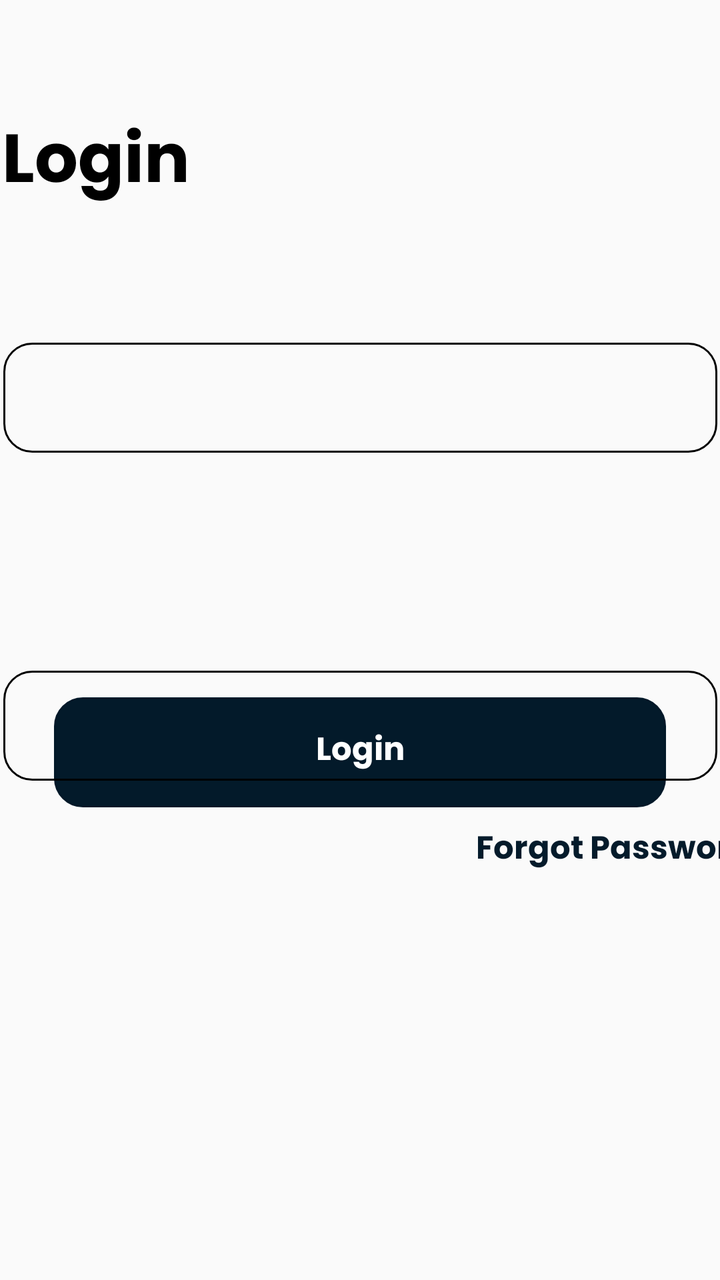
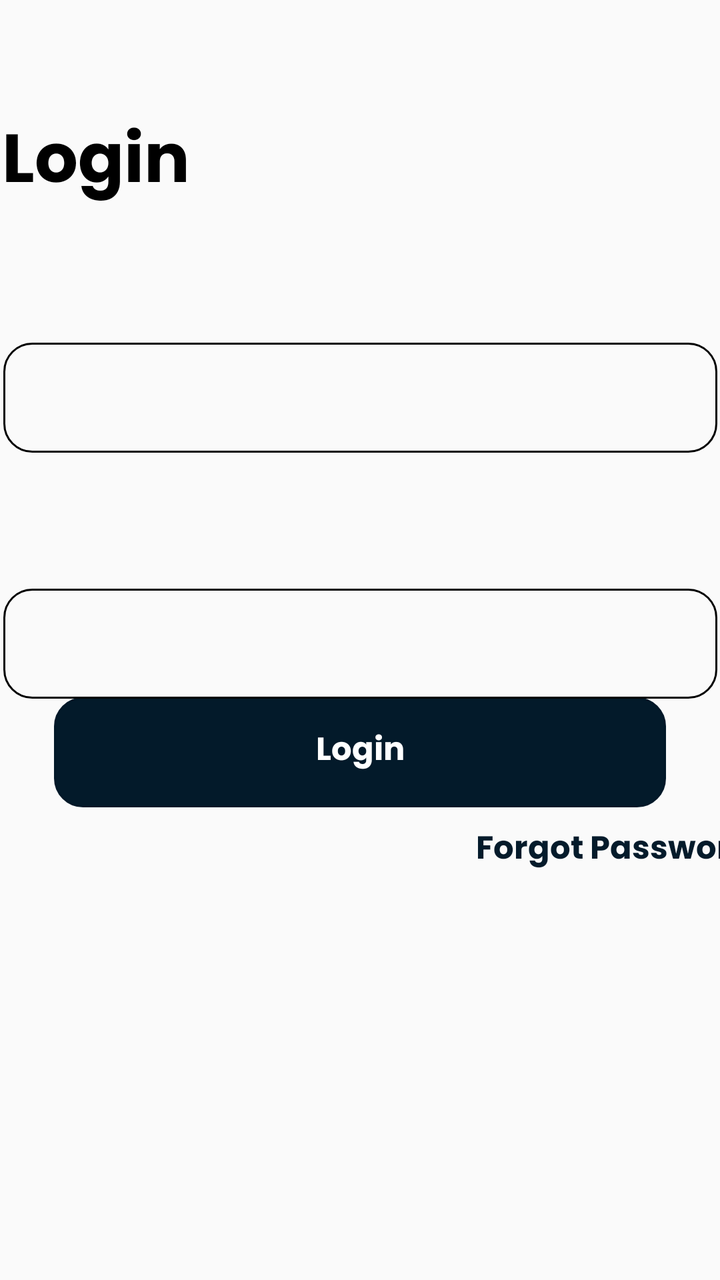

Screens rendered from an Android XML layout before and after an edit, with the pre-edit source and the edit as a unified diff.
<!-- AndroidManifest.xml: application theme Theme.Nearmate -->
<!-- res/layout/activity_login.xml -->
<?xml version="1.0" encoding="utf-8"?>
<androidx.constraintlayout.widget.ConstraintLayout xmlns:android="http://schemas.android.com/apk/res/android"
    xmlns:app="http://schemas.android.com/apk/res-auto"
    xmlns:tools="http://schemas.android.com/tools"
    android:id="@+id/main"
    android:layout_width="match_parent"
    android:layout_height="match_parent"
    tools:context=".features.login.LoginActivity">

    <FrameLayout
        android:id="@+id/loginButtonContainer"
        android:layout_width="0dp"
        android:layout_height="55dp"
        android:layout_marginStart="27dp"
        android:layout_marginEnd="27dp"
        app:layout_constraintBottom_toBottomOf="parent"
        app:layout_constraintEnd_toEndOf="parent"
        app:layout_constraintStart_toStartOf="parent"
        app:layout_constraintTop_toTopOf="parent"
        app:layout_constraintVertical_bias="0.596">

        <Button
            android:id="@+id/loginButton"
            android:layout_width="match_parent"
            android:layout_height="match_parent"
            android:background="@drawable/rounded_corner"
            android:backgroundTint="@color/colorPrimary"
            android:fontFamily="@font/poppins_bold"
            android:text="@string/login"
            android:textColor="@color/white"
            android:textSize="16sp"
            android:textAllCaps="false" />

        <ProgressBar
            android:id="@+id/loginProgressBar"
            style="?android:attr/progressBarStyleSmall"
            android:layout_width="30dp"
            android:layout_height="30dp"
            android:visibility="gone"
            android:indeterminate="true"
            android:layout_gravity="center"
            android:indeterminateTint="@color/white"
            android:indeterminateTintMode="src_in" />

    </FrameLayout>

    <TextView
        android:layout_width="wrap_content"
        android:layout_height="wrap_content"
        android:layout_marginStart="238dp"
        android:layout_marginEnd="27dp"
        android:id="@+id/loginForgotPasswordRedirectTV"
        android:fontFamily="@font/poppins_bold"
        android:text="@string/forgot_password"
        android:textColor="@color/colorPrimary"
        android:textSize="16sp"
        app:layout_constraintBottom_toBottomOf="parent"
        app:layout_constraintEnd_toEndOf="parent"
        app:layout_constraintHorizontal_bias="0.0"
        app:layout_constraintStart_toStartOf="parent"
        app:layout_constraintTop_toBottomOf="@+id/loginButtonContainer"
        app:layout_constraintVertical_bias="0.037" />

    <TextView
        android:id="@+id/login"
        android:layout_width="wrap_content"
        android:layout_height="wrap_content"
        android:layout_marginStart="27dp"
        android:layout_marginEnd="291dp"
        android:fontFamily="@font/poppins_bold"
        android:text="@string/login"
        android:textColor="@color/black"
        android:textSize="34sp"
        app:layout_constraintBottom_toBottomOf="parent"
        app:layout_constraintEnd_toEndOf="parent"
        app:layout_constraintStart_toStartOf="parent"
        app:layout_constraintTop_toTopOf="parent"
        app:layout_constraintVertical_bias="0.091" />

    <include
        android:id="@+id/emailInputField"
        layout="@layout/layout_input_field"
        android:layout_width="match_parent"
        android:layout_height="wrap_content"
        app:layout_constraintBottom_toBottomOf="parent"
        app:layout_constraintEnd_toEndOf="parent"
        app:layout_constraintStart_toStartOf="parent"
        app:layout_constraintTop_toTopOf="parent"
        app:layout_constraintVertical_bias="0.244" />

    <include
        android:id="@+id/passwordInputField"
        layout="@layout/layout_input_field"
        android:layout_width="match_parent"
        android:layout_height="wrap_content"
        android:layout_marginTop="71dp"
        app:layout_constraintBottom_toBottomOf="parent"
        app:layout_constraintEnd_toEndOf="parent"
        app:layout_constraintStart_toStartOf="parent"
        app:layout_constraintTop_toBottomOf="@+id/emailInputField"
        app:layout_constraintVertical_bias="0.0" />

</androidx.constraintlayout.widget.ConstraintLayout>
<!-- res/layout/layout_input_field.xml (included above) -->
<?xml version="1.0" encoding="utf-8"?>
<androidx.constraintlayout.widget.ConstraintLayout xmlns:android="http://schemas.android.com/apk/res/android"
    xmlns:app="http://schemas.android.com/apk/res-auto"
    android:layout_width="match_parent"
    android:layout_height="wrap_content">

    <TextView
        android:id="@+id/inputLabel"
        android:layout_width="wrap_content"
        android:layout_height="wrap_content"
        android:layout_marginStart="27dp"
        android:fontFamily="@font/poppins_bold"
        android:textColor="@color/colorPrimary"
        android:textSize="16sp"
        app:layout_constraintStart_toStartOf="parent"
        app:layout_constraintTop_toTopOf="parent" />

    <EditText
        android:id="@+id/inputEditText"
        android:layout_width="357dp"
        android:layout_height="55dp"
        android:layout_marginStart="27dp"
        android:layout_marginTop="10dp"
        android:layout_marginEnd="27dp"
        android:background="@drawable/rounded_corner"
        android:paddingLeft="18dp"
        android:textSize="16sp"
        app:layout_constraintEnd_toEndOf="parent"
        app:layout_constraintStart_toStartOf="parent"
        app:layout_constraintTop_toBottomOf="@+id/inputLabel" />

</androidx.constraintlayout.widget.ConstraintLayout>
<!-- resources referenced by this layout -->
<resources>
  <color name="black">#FF000000</color>
  <color name="colorPrimary">#FC011828</color>
  <color name="white">#FFFFFFFF</color>
  <!-- drawable rounded_corner (drawable) -->
  <?xml version="1.0" encoding="utf-8"?>
  <shape xmlns:android="http://schemas.android.com/apk/res/android" android:shape="rectangle">
      <corners android:radius="14dp" />
      <stroke android:width="1dp" android:color="@color/black"/>
  </shape>
  <string name="forgot_password">Forgot Password?</string>
  <string name="login">Login</string>
  <style name="Theme.Nearmate" parent="Base.Theme.Nearmate" />
  <style name="Base.Theme.Nearmate" parent="Theme.AppCompat.Light.NoActionBar">
          
          
      </style>
</resources>

<!-- the commit's change to res/layout/activity_login.xml (unified diff, before → after) -->
@@ -93,7 +93,7 @@
         layout="@layout/layout_input_field"
         android:layout_width="match_parent"
         android:layout_height="wrap_content"
-        android:layout_marginTop="71dp"
+        android:layout_marginTop="30dp"
         app:layout_constraintBottom_toBottomOf="parent"
         app:layout_constraintEnd_toEndOf="parent"
         app:layout_constraintStart_toStartOf="parent"
